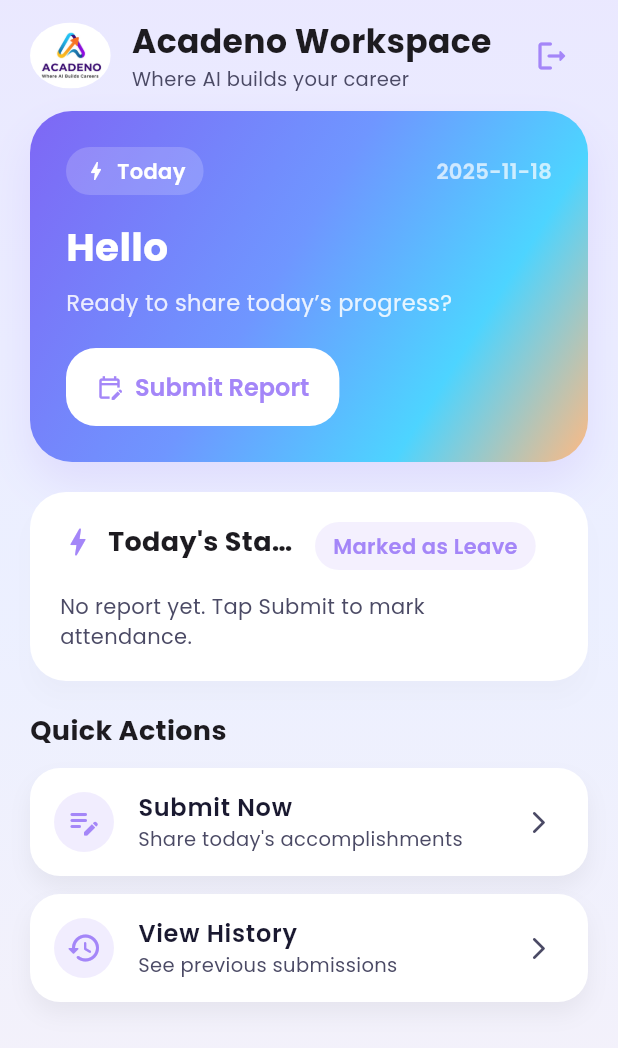
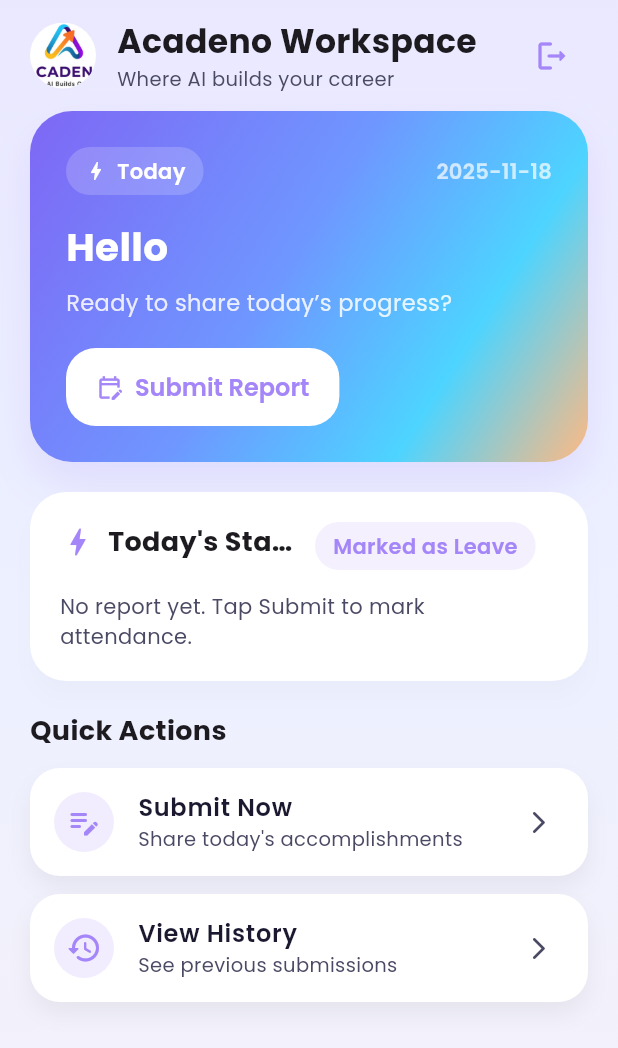
Before and after one commit to ShadaMaitexa/daily_work_report, a Flutter app: the HomeScreen screen opened directly, on a phone screen of 412 x 824 dp. Shown: the top 1048 px of the screen. Run offline on Flutter 3.47's test engine with Material 3 defaults, Android fonts, the phone set to English and light mode, and no system bars; our stand-ins replace google_fonts, shared_preferences; accounts and stored records are empty; network calls fail.

Commit message:
Refactor logo display in Admin Dashboard and Home Screen for improved UI consistency. Replaced Container with ClipOval and SizedBox for better image presentation and layout. Adjusted dimensions for a more uniform appearance across screens.

```diff
--- a/lib/screens/home_screen.dart
+++ b/lib/screens/home_screen.dart
@@ -102,12 +102,11 @@ class _HomeScreenState extends State<HomeScreen> {
                 child: Row(
                   children: [
                     ClipOval(
-                      child: Container(
-                        padding: const EdgeInsets.all(6),
-                        color: Colors.white,
+                      child: SizedBox(
+                        width: 44,
+                        height: 44,
                         child: Image.asset(
                           'assets/logo.png',
-                          height: 32,
                           fit: BoxFit.cover,
                         ),
                       ),
```
Also changed, not shown: lib/screens/admin_dashboard.dart (+8 -6 lines).
